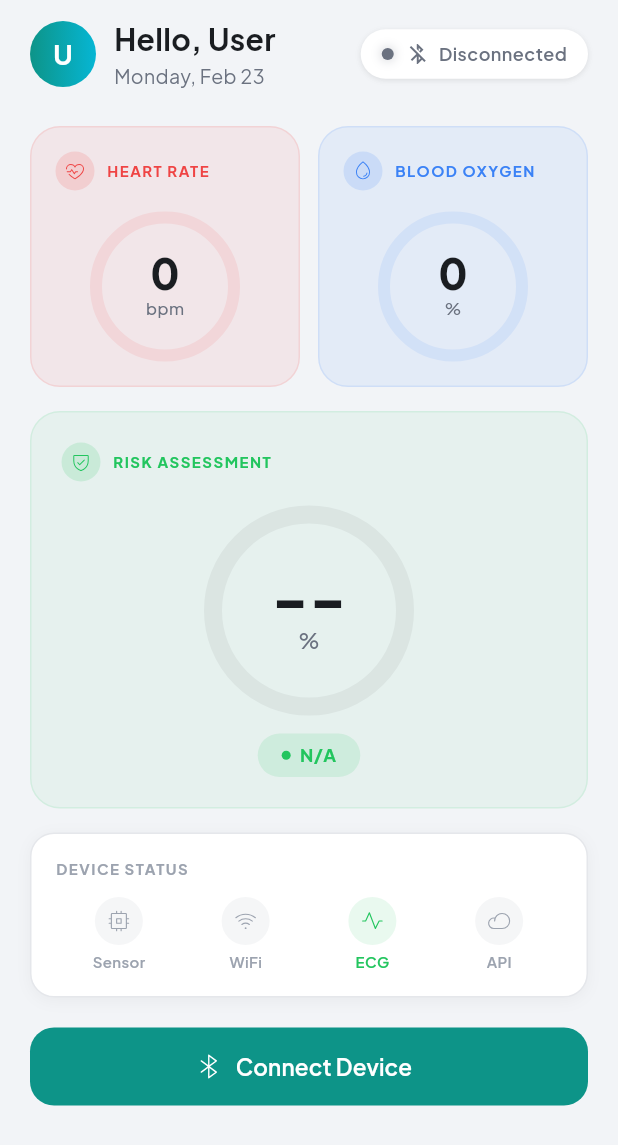
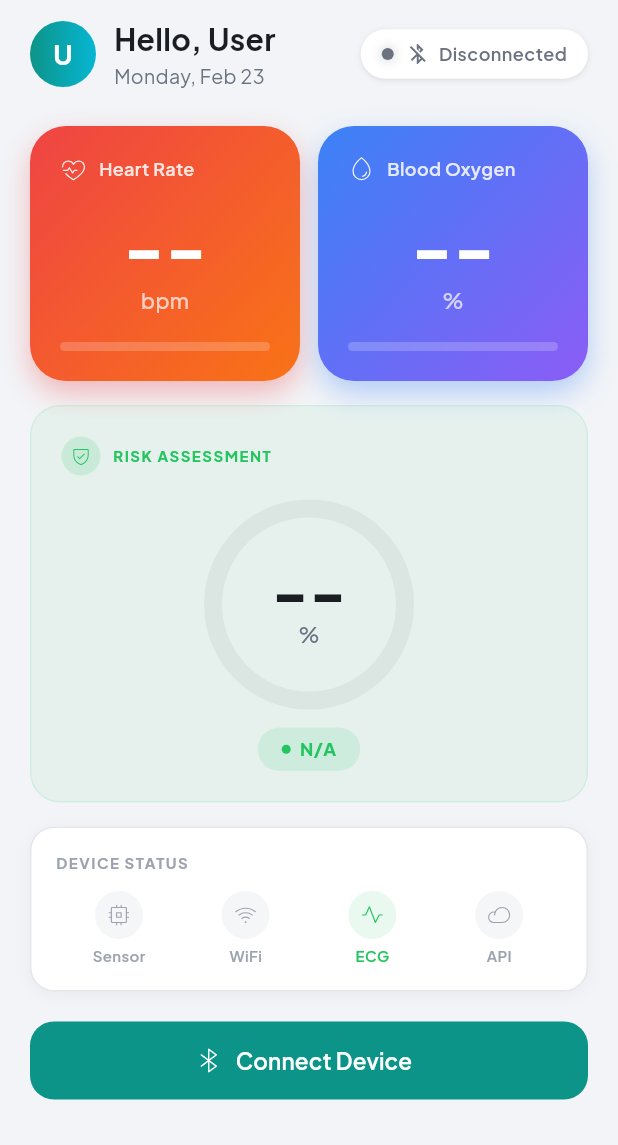
Before and after one commit to Sanuka23/cardiac-monitor, a Flutter app: the DashboardScreen screen opened directly, on a phone screen of 412 x 824 dp. Shown: the top 1145 px of the screen. Run offline on Flutter 3.47's test engine with Material 3 defaults, Android fonts, the phone set to English and light mode, and no system bars; drawn by our look-alikes of flutter_animate, percent_indicator; our stand-ins replace dio, fl_chart, flutter_blue_plus, flutter_secure_storage, google_fonts, permission_handler and 3 more; accounts and stored records are empty.

Commit message:
feat(widget): bold gradient VitalCard with large white text and progress bar
Replace subtle tinted cards with full gradient backgrounds, 44px white
numbers, white progress bar, and colored shadow for a striking look.

Co-Authored-By: Claude Opus 4.6 <noreply@anthropic.com>

```diff
--- a/app/cardiac_monitor/lib/widgets/vital_card.dart
+++ b/app/cardiac_monitor/lib/widgets/vital_card.dart
@@ -1,6 +1,4 @@
 import 'package:flutter/material.dart';
-import 'package:percent_indicator/circular_percent_indicator.dart';
-import '../config/theme.dart';
 import 'animated_value.dart';
 
 class VitalCard extends StatelessWidget {
@@ -8,10 +6,9 @@ class VitalCard extends StatelessWidget {
   final String value;
   final String unit;
   final IconData icon;
-  final Color color;
-  final LinearGradient? gradient;
-  final double? normalizedValue;
+  final LinearGradient gradient;
   final String? statusLabel;
+  final double progress;
 
   const VitalCard({
     super.key,
@@ -19,136 +16,116 @@ class VitalCard extends StatelessWidget {
     required this.value,
     required this.unit,
     required this.icon,
-    required this.color,
-    this.gradient,
-    this.normalizedValue,
+    required this.gradient,
     this.statusLabel,
+    this.progress = 0,
   });
 
   @override
   Widget build(BuildContext context) {
     final numericValue = double.tryParse(value) ?? 0;
     final hasDecimals = value.contains('.');
-    final isLight = Theme.of(context).brightness == Brightness.light;
-    final percent = (normalizedValue ?? 0).clamp(0.0, 1.0);
     final hasData = value != '--';
 
     return Container(
-      padding: const EdgeInsets.all(16),
+      padding: const EdgeInsets.all(20),
       decoration: BoxDecoration(
-        color: isLight
-            ? color.withValues(alpha: 0.08)
-            : color.withValues(alpha: 0.12),
-        borderRadius: BorderRadius.circular(20),
-        border: Border.all(
-          color: color.withValues(alpha: isLight ? 0.12 : 0.2),
+        gradient: gradient,
+        borderRadius: BorderRadius.circular(24),
+        boxShadow: [
+          BoxShadow(
+            color: gradient.colors.first.withValues(alpha: 0.35),
+            blurRadius: 16,
+            offset: const Offset(0, 8),
           ),
+        ],
       ),
       child: Column(
         crossAxisAlignment: CrossAxisAlignment.start,
         children: [
-          // Icon + Label
+          // Top row: icon + label + status
           Row(
             children: [
-              Container(
-                padding: const EdgeInsets.all(6),
-                decoration: BoxDecoration(
-                  color: color.withValues(alpha: 0.15),
-                  shape: BoxShape.circle,
-                ),
-                child: Icon(icon, color: color, size: 14),
-              ),
+              Icon(icon, color: Colors.white.withValues(alpha: 0.9), size: 18),
               const SizedBox(width: 8),
               Expanded(
                 child: Text(
-                  label.toUpperCase(),
+                  label,
                   style: TextStyle(
-                    color: color,
-                    fontSize: 10,
+                    color: Colors.white.withValues(alpha: 0.85),
+                    fontSize: 12,
+                    fontWeight: FontWeight.w600,
+                  ),
+                ),
+              ),
+              if (statusLabel != null && statusLabel!.isNotEmpty)
+                Container(
+                  padding:
+                      const EdgeInsets.symmetric(horizontal: 8, vertical: 3),
+                  decoration: BoxDecoration(
+                    color: Colors.white.withValues(alpha: 0.2),
+                    borderRadius: BorderRadius.circular(8),
+                  ),
+                  child: Text(
+                    statusLabel!,
+                    style: const TextStyle(
+                      color: Colors.white,
+                      fontSize: 9,
                       fontWeight: FontWeight.w700,
-                    letterSpacing: 1.0,
                     ),
                   ),
                 ),
             ],
           ),
-          const SizedBox(height: 14),
+          const SizedBox(height: 20),
 
-          // Circular progress + value
+          // Big number
           Center(
-            child: SizedBox(
-              width: 100,
-              height: 100,
-              child: Stack(
-                alignment: Alignment.center,
-                children: [
-                  CircularPercentIndicator(
-                    radius: 50,
-                    lineWidth: 8,
-                    percent: hasData ? percent : 0,
-                    animation: true,
-                    animationDuration: 800,
-                    animateFromLastPercent: true,
-                    circularStrokeCap: CircularStrokeCap.round,
-                    backgroundColor: color.withValues(alpha: 0.1),
-                    linearGradient: gradient ??
-                        LinearGradient(
-                          colors: [
-                            color.withValues(alpha: 0.7),
-                            color,
-                          ],
-                        ),
-                    center: Column(
-                      mainAxisSize: MainAxisSize.min,
-                      children: [
-                        AnimatedValue(
+            child: hasData
+                ? AnimatedValue(
                     value: numericValue,
                     decimals: hasDecimals ? 1 : 0,
+                    style: const TextStyle(
+                      color: Colors.white,
+                      fontSize: 44,
+                      fontWeight: FontWeight.w800,
+                      height: 1,
+                    ),
+                  )
+                : const Text(
+                    '--',
                     style: TextStyle(
-                            color: AppTheme.textPrimary(context),
-                            fontSize: 28,
+                      color: Colors.white,
+                      fontSize: 44,
                       fontWeight: FontWeight.w800,
                       height: 1,
                     ),
                   ),
-                        const SizedBox(height: 2),
-                        Text(
+          ),
+          const SizedBox(height: 4),
+          Center(
+            child: Text(
               unit,
               style: TextStyle(
-                            color: AppTheme.textSecondary(context),
-                            fontSize: 11,
+                color: Colors.white.withValues(alpha: 0.7),
+                fontSize: 14,
                 fontWeight: FontWeight.w500,
               ),
             ),
-                      ],
+          ),
+          const SizedBox(height: 18),
+
+          // Progress bar
+          ClipRRect(
+            borderRadius: BorderRadius.circular(4),
+            child: LinearProgressIndicator(
+              value: hasData ? progress.clamp(0.0, 1.0) : 0,
+              minHeight: 6,
+              backgroundColor: Colors.white.withValues(alpha: 0.2),
+              valueColor:
+                  const AlwaysStoppedAnimation<Color>(Colors.white),
             ),
           ),
-                ],
-              ),
-            ),
-          ),
-
-          if (statusLabel != null && statusLabel!.isNotEmpty) ...[
-            const SizedBox(height: 10),
-            Center(
-              child: Container(
-                padding: const EdgeInsets.symmetric(horizontal: 12, vertical: 4),
-                decoration: BoxDecoration(
-                  color: color.withValues(alpha: 0.12),
-                  borderRadius: BorderRadius.circular(12),
-                ),
-                child: Text(
-                  statusLabel!,
-                  style: TextStyle(
-                    color: color,
-                    fontSize: 10,
-                    fontWeight: FontWeight.w700,
-                    letterSpacing: 0.5,
-                  ),
-                ),
-              ),
-            ),
-          ],
         ],
       ),
     );
```
Lines whose indentation alone changed are shown as unchanged.
